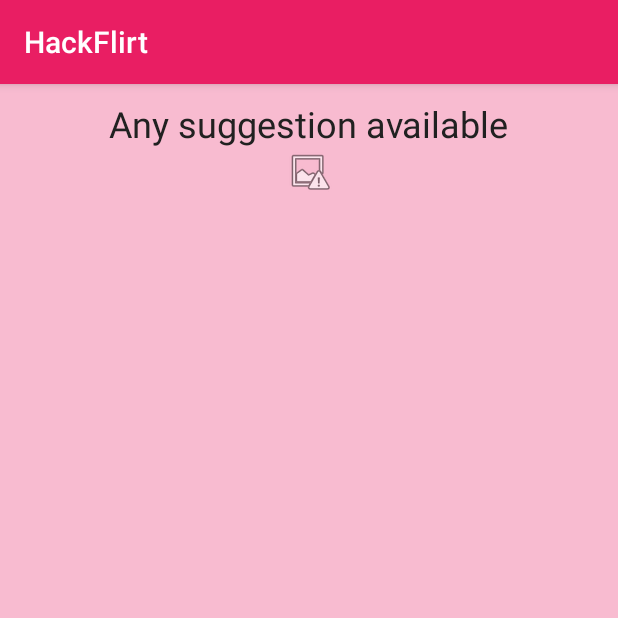
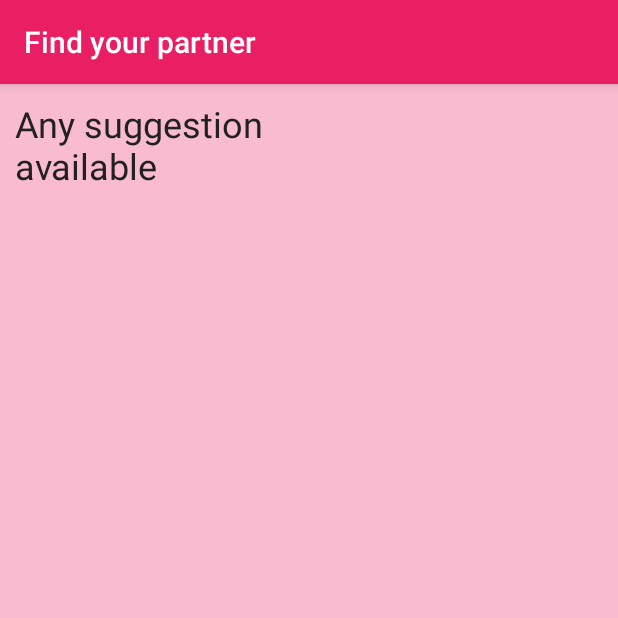
Before and after one commit to JuanjoVG/HackFlirt, an Android app: the MatchActivity screen opened directly, with no data from a screen before it, on a phone screen of 412 x 824 dp, the top half of it. Run offline under Robolectric (Android 15) with nearby library versions, the phone set to English and light mode, and no system bars; our stand-ins replace Firebase (no records; nobody signed in at launch, a user with empty details on screens opened directly); 2 statements that could not run were skipped.

Commit message:
change some texts

```diff
--- a/app/src/main/AndroidManifest.xml
+++ b/app/src/main/AndroidManifest.xml
@@ -27,7 +27,9 @@
             android:name=".RecordActivity"
             android:label="Record your voice">
         </activity>
-        <activity android:name=".MatchActivity">
+        <activity
+            android:name=".MatchActivity"
+            android:label="Find your partner">
 
         </activity>
     </application>
--- a/app/src/main/java/starthack/hackflirt/MatchActivity.java
+++ b/app/src/main/java/starthack/hackflirt/MatchActivity.java
@@ -134,7 +134,7 @@ public class MatchActivity extends AppCompatActivity implements MediaPlayer.OnPr
 
             String name = (String) nextUser.get("name");
             String age = (String) nextUser.get("age");
-            String userInfo = name + ", " + age + " years";
+            String userInfo = name + ", " + age;
             mUserInfo.setText(userInfo);
 
             LinearLayoutManager layoutManager = new LinearLayoutManager(this);
@@ -147,6 +147,7 @@ public class MatchActivity extends AppCompatActivity implements MediaPlayer.OnPr
     }
 
     private void setVisibilityListAndButtons(int visibility) {
+        userImage.setVisibility(visibility);
         mRecyclerAudio.setVisibility(visibility);
         mFabLike.setVisibility(visibility);
         mFabSkip.setVisibility(visibility);
@@ -174,7 +175,7 @@ public class MatchActivity extends AppCompatActivity implements MediaPlayer.OnPr
             int pos = audios.indexOf(audio);
             if (mapBadAudio.containsKey(pos) && mapBadAudio.get(pos)) {
                 Map<String, Object> audioMap = (Map<String, Object>) audiosMap.get(audio);
-                Integer oldScore = (Integer) audioMap.get("negScore");
+                Long oldScore = (Long) audioMap.get("negScore");
                 mDatabase.child("user").child(nextUid).child("audio").child(audio).child("negScore").setValue(oldScore + 1);
             }
         }
--- a/app/src/main/res/layout/activity_match.xml
+++ b/app/src/main/res/layout/activity_match.xml
@@ -19,8 +19,15 @@
 
     <LinearLayout
         android:layout_width="match_parent"
+        android:layout_height="match_parent"
+        android:orientation="horizontal">
+
+        <LinearLayout
+            android:layout_width="match_parent"
             android:layout_height="wrap_content"
             android:orientation="vertical"
+            android:layout_weight="1"
+            android:paddingLeft="10dp"
             android:layout_centerHorizontal="true"
             android:gravity="center_horizontal">
 
@@ -40,15 +47,18 @@
 
         </LinearLayout>
 
-
         <android.support.v7.widget.RecyclerView
             android:id="@+id/audio_list"
+            android:layout_weight="1"
             android:layout_width="match_parent"
             android:layout_height="match_parent"
             android:clipToPadding="false"
             android:scrollbars="vertical"
             android:visibility="invisible"
             android:paddingTop="10dp" />
+    </LinearLayout>
+
+
 
     <android.support.design.widget.FloatingActionButton
         android:id="@+id/fab_skip"
--- a/app/src/main/res/layout/audio_item.xml
+++ b/app/src/main/res/layout/audio_item.xml
@@ -5,7 +5,7 @@
     android:layout_margin="10dp">
 
     <LinearLayout
-        android:layout_width="match_parent"
+        android:layout_width="wrap_content"
         android:layout_height="match_parent"
         android:layout_weight="3"
         android:gravity="right"
@@ -15,10 +15,10 @@
             android:id="@+id/play_audio"
             android:layout_width="wrap_content"
             android:layout_height="wrap_content"
-            android:layout_weight="1"
             android:minHeight="50dp"
             android:minWidth="50dp"
-            android:src="@drawable/play" />
+            android:src="@drawable/play"
+            android:background="@drawable/roundedbutton" />
 
         <CheckBox
             android:id="@+id/bad_audio"
--- a/app/src/main/res/values/strings.xml
+++ b/app/src/main/res/values/strings.xml
@@ -65,5 +65,5 @@
     <string name="skip">Skip</string>
     <string name="match">Match</string>
     <string name="no_suggestions">Any suggestion available</string>
-    <string name="bad_audio">Bad</string>
+    <string name="bad_audio">Bad quality</string>
 </resources>
```
Lines whose indentation alone changed are shown as unchanged.
